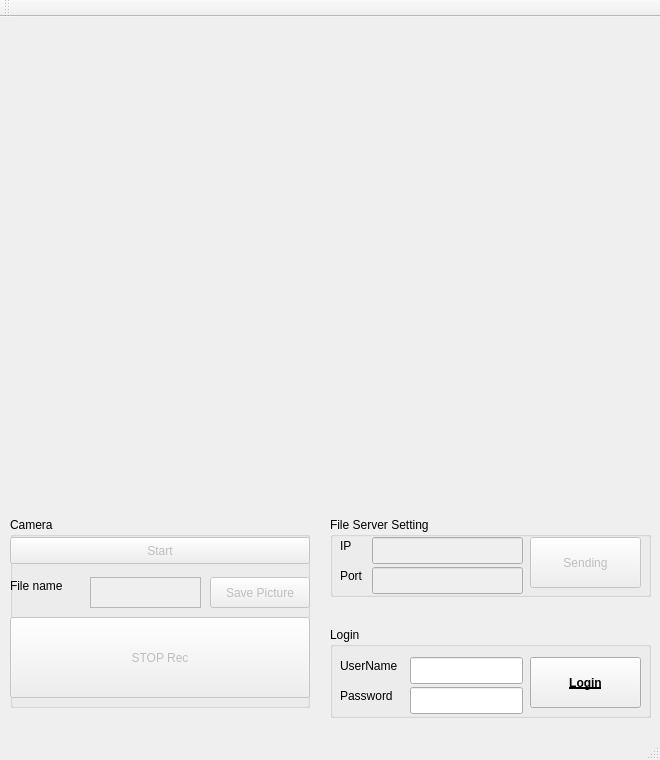
This is mainwindow.ui in frank71726/uvc_v4l2_http_ffmpeg_QtVersion as Qt 5 draws it before an edit. The edited form follows.
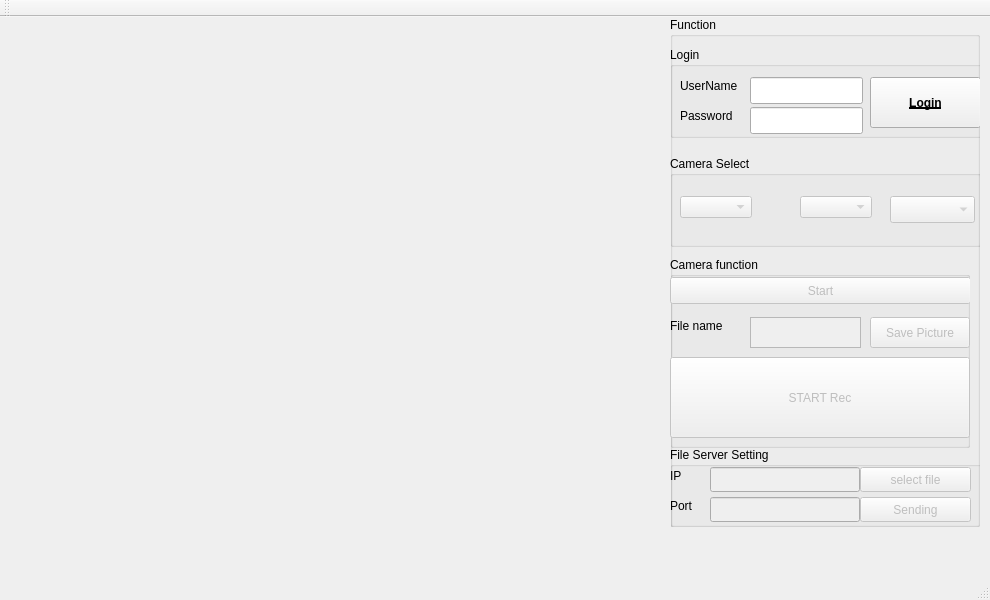
This is the edited form.

Commit message: 20141112 - add login, file server, video select, video size, 	 only support MJPG,user name:1 user password:1

Patch:
```diff
--- a/mainwindow.ui
+++ b/mainwindow.ui
@@ -6,8 +6,8 @@
    <rect>
     <x>0</x>
     <y>0</y>
-    <width>660</width>
-    <height>760</height>
+    <width>990</width>
+    <height>600</height>
    </rect>
   </property>
   <property name="windowTitle">
@@ -20,7 +20,7 @@
     </property>
     <property name="geometry">
      <rect>
-      <x>0</x>
+      <x>10</x>
       <y>0</y>
       <width>640</width>
       <height>480</height>
@@ -30,27 +30,23 @@
      <string/>
     </property>
    </widget>
-   <widget class="QLabel" name="label_3">
-    <property name="enabled">
-     <bool>true</bool>
-    </property>
+   <widget class="QGroupBox" name="Fun_list">
     <property name="geometry">
      <rect>
-      <x>650</x>
+      <x>670</x>
       <y>0</y>
-      <width>640</width>
-      <height>480</height>
+      <width>310</width>
+      <height>510</height>
      </rect>
     </property>
-    <property name="text">
-     <string/>
+    <property name="title">
+     <string>Function</string>
     </property>
-   </widget>
    <widget class="QGroupBox" name="loginout">
     <property name="geometry">
      <rect>
-      <x>330</x>
-      <y>610</y>
+       <x>0</x>
+       <y>30</y>
       <width>321</width>
       <height>91</height>
      </rect>
@@ -134,98 +130,17 @@
      </property>
     </widget>
    </widget>
-   <widget class="QGroupBox" name="fservergroup">
-    <property name="geometry">
-     <rect>
-      <x>330</x>
-      <y>500</y>
-      <width>321</width>
-      <height>80</height>
-     </rect>
-    </property>
-    <property name="title">
-     <string>File Server Setting</string>
-    </property>
-    <widget class="QPushButton" name="FileSend">
-     <property name="enabled">
-      <bool>false</bool>
-     </property>
-     <property name="geometry">
-      <rect>
-       <x>200</x>
-       <y>20</y>
-       <width>111</width>
-       <height>51</height>
-      </rect>
-     </property>
-     <property name="text">
-      <string>Sending</string>
-     </property>
-    </widget>
-    <widget class="QLineEdit" name="ip_addr">
-     <property name="enabled">
-      <bool>false</bool>
-     </property>
-     <property name="geometry">
-      <rect>
-       <x>42</x>
-       <y>20</y>
-       <width>151</width>
-       <height>27</height>
-      </rect>
-     </property>
-    </widget>
-    <widget class="QLineEdit" name="ip_port">
-     <property name="enabled">
-      <bool>false</bool>
-     </property>
-     <property name="geometry">
-      <rect>
-       <x>42</x>
-       <y>50</y>
-       <width>151</width>
-       <height>27</height>
-      </rect>
-     </property>
-    </widget>
-    <widget class="QLabel" name="label_6">
-     <property name="geometry">
-      <rect>
-       <x>10</x>
-       <y>20</y>
-       <width>31</width>
-       <height>17</height>
-      </rect>
-     </property>
-     <property name="text">
-      <string>IP</string>
-     </property>
-    </widget>
-    <widget class="QLabel" name="label_7">
-     <property name="geometry">
-      <rect>
-       <x>10</x>
-       <y>50</y>
-       <width>41</width>
-       <height>17</height>
-      </rect>
-     </property>
-     <property name="text">
-      <string>Port</string>
-     </property>
-    </widget>
-   </widget>
    <widget class="QGroupBox" name="camera">
     <property name="geometry">
      <rect>
-      <x>10</x>
-      <y>500</y>
+       <x>0</x>
+       <y>240</y>
       <width>300</width>
       <height>191</height>
      </rect>
     </property>
     <property name="title">
-     <string>Camera</string>
+      <string>Camera function</string>
     </property>
     <widget class="QPushButton" name="PlayBut">
      <property name="enabled">
@@ -235,7 +150,7 @@
       <rect>
        <x>0</x>
        <y>20</y>
-       <width>300</width>
+        <width>301</width>
        <height>27</height>
       </rect>
      </property>
@@ -256,7 +171,7 @@
       </rect>
      </property>
      <property name="text">
-      <string>STOP Rec</string>
+       <string>START Rec</string>
      </property>
      <property name="iconSize">
       <size>
@@ -308,13 +223,169 @@
      </property>
     </widget>
    </widget>
+    <widget class="QGroupBox" name="groupBox_2">
+     <property name="geometry">
+      <rect>
+       <x>0</x>
+       <y>139</y>
+       <width>311</width>
+       <height>91</height>
+      </rect>
+     </property>
+     <property name="title">
+      <string>Camera Select</string>
+     </property>
+     <widget class="QComboBox" name="video_sel">
+      <property name="enabled">
+       <bool>false</bool>
+      </property>
+      <property name="geometry">
+       <rect>
+        <x>10</x>
+        <y>40</y>
+        <width>85</width>
+        <height>27</height>
+       </rect>
+      </property>
+      <property name="sizeAdjustPolicy">
+       <enum>QComboBox::AdjustToContents</enum>
+      </property>
+     </widget>
+     <widget class="QComboBox" name="size_sel">
+      <property name="enabled">
+       <bool>false</bool>
+      </property>
+      <property name="geometry">
+       <rect>
+        <x>130</x>
+        <y>40</y>
+        <width>85</width>
+        <height>27</height>
+       </rect>
+      </property>
+      <property name="sizeAdjustPolicy">
+       <enum>QComboBox::AdjustToContents</enum>
+      </property>
+     </widget>
+     <widget class="QComboBox" name="VType">
+      <property name="enabled">
+       <bool>false</bool>
+      </property>
+      <property name="geometry">
+       <rect>
+        <x>220</x>
+        <y>40</y>
+        <width>85</width>
+        <height>27</height>
+       </rect>
+      </property>
+     </widget>
+    </widget>
+    <widget class="QGroupBox" name="fservergroup">
+     <property name="geometry">
+      <rect>
+       <x>0</x>
+       <y>430</y>
+       <width>321</width>
+       <height>81</height>
+      </rect>
+     </property>
+     <property name="title">
+      <string>File Server Setting</string>
+     </property>
+     <widget class="QPushButton" name="FileSend">
+      <property name="enabled">
+       <bool>false</bool>
+      </property>
+      <property name="geometry">
+       <rect>
+        <x>190</x>
+        <y>50</y>
+        <width>111</width>
+        <height>25</height>
+       </rect>
+      </property>
+      <property name="text">
+       <string>Sending</string>
+      </property>
+     </widget>
+     <widget class="QLineEdit" name="ip_addr">
+      <property name="enabled">
+       <bool>false</bool>
+      </property>
+      <property name="geometry">
+       <rect>
+        <x>40</x>
+        <y>20</y>
+        <width>150</width>
+        <height>25</height>
+       </rect>
+      </property>
+     </widget>
+     <widget class="QLineEdit" name="ip_port">
+      <property name="enabled">
+       <bool>false</bool>
+      </property>
+      <property name="geometry">
+       <rect>
+        <x>40</x>
+        <y>50</y>
+        <width>150</width>
+        <height>25</height>
+       </rect>
+      </property>
+     </widget>
+     <widget class="QLabel" name="label_6">
+      <property name="geometry">
+       <rect>
+        <x>0</x>
+        <y>20</y>
+        <width>31</width>
+        <height>17</height>
+       </rect>
+      </property>
+      <property name="text">
+       <string>IP</string>
+      </property>
+     </widget>
+     <widget class="QLabel" name="label_7">
+      <property name="geometry">
+       <rect>
+        <x>0</x>
+        <y>50</y>
+        <width>41</width>
+        <height>17</height>
+       </rect>
+      </property>
+      <property name="text">
+       <string>Port</string>
+      </property>
+     </widget>
+     <widget class="QPushButton" name="FileSelect">
+      <property name="enabled">
+       <bool>false</bool>
+      </property>
+      <property name="geometry">
+       <rect>
+        <x>190</x>
+        <y>20</y>
+        <width>111</width>
+        <height>25</height>
+       </rect>
+      </property>
+      <property name="text">
+       <string>select file</string>
+      </property>
+     </widget>
+    </widget>
+   </widget>
   </widget>
   <widget class="QMenuBar" name="menuBar">
    <property name="geometry">
     <rect>
      <x>0</x>
      <y>0</y>
-     <width>660</width>
+     <width>990</width>
      <height>25</height>
     </rect>
    </property>
```
Lines whose indentation alone changed are shown as unchanged. The commit also changes 23 other files.
